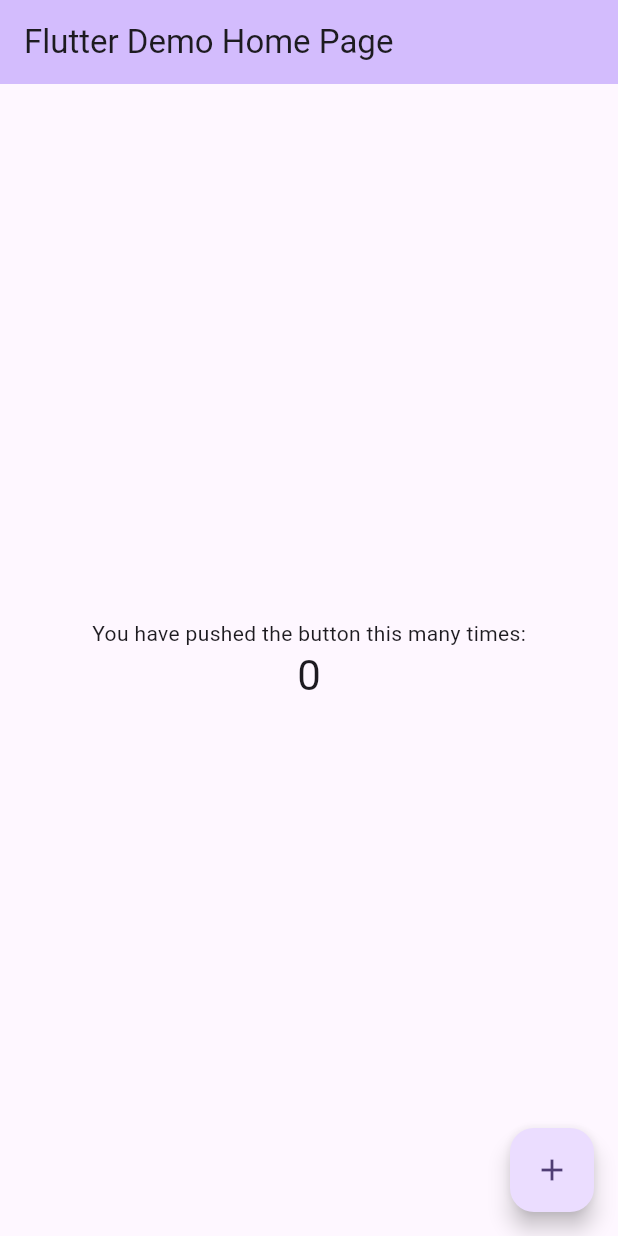
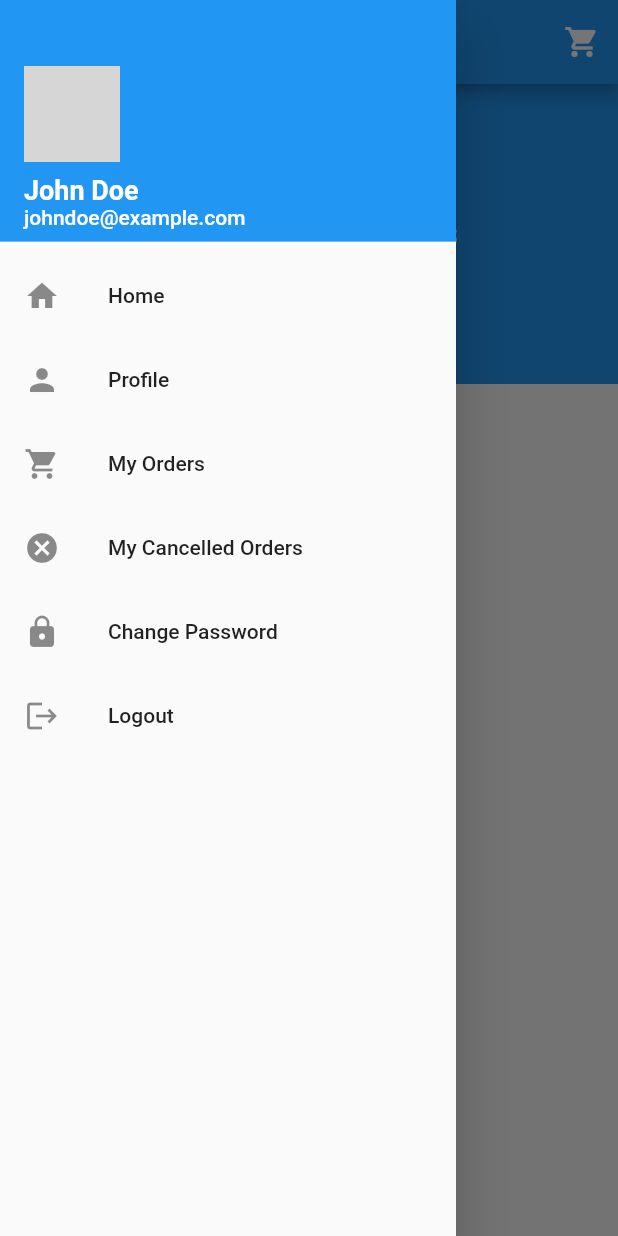
Before and after one commit to safiull/home-and-navigation-flutter, a Flutter app: the screen it shows after launch, with the side drawer open (before the commit the screen has no drawer), on a phone screen of 412 x 824 dp. Run offline on Flutter 3.47's test engine with Material 2 defaults, Android fonts, the light colour scheme and no system bars; grey boxes are pictures that could not be loaded.

Commit message:
Pages created with drawar

```diff
--- a/lib/main.dart
+++ b/lib/main.dart
@@ -1,125 +1,214 @@
 import 'package:flutter/material.dart';
 
 void main() {
-  runApp(const MyApp());
+  runApp(EcommerceApp());
 }
 
-class MyApp extends StatelessWidget {
-  const MyApp({super.key});
-
-  // This widget is the root of your application.
+class EcommerceApp extends StatelessWidget {
   @override
   Widget build(BuildContext context) {
     return MaterialApp(
-      title: 'Flutter Demo',
+      debugShowCheckedModeBanner: false,
       theme: ThemeData(
-        // This is the theme of your application.
-        //
-        // TRY THIS: Try running your application with "flutter run". You'll see
-        // the application has a blue toolbar. Then, without quitting the app,
-        // try changing the seedColor in the colorScheme below to Colors.green
-        // and then invoke "hot reload" (save your changes or press the "hot
-        // reload" button in a Flutter-supported IDE, or press "r" if you used
-        // the command line to start the app).
-        //
-        // Notice that the counter didn't reset back to zero; the application
-        // state is not lost during the reload. To reset the state, use hot
-        // restart instead.
-        //
-        // This works for code too, not just values: Most code changes can be
-        // tested with just a hot reload.
-        colorScheme: ColorScheme.fromSeed(seedColor: Colors.deepPurple),
-        useMaterial3: true,
+        primaryColor: Colors.blue,
       ),
-      home: const MyHomePage(title: 'Flutter Demo Home Page'),
+      home: EcommerceHomePage(),
+      routes: {
+        '/home': (context) => EcommerceHomePage(),
+        '/profile': (context) => ProfilePage(),
+        '/my_orders': (context) => MyOrdersPage(),
+        '/my_cancelled_orders': (context) => MyCancelledOrdersPage(),
+        '/change_password': (context) => ChangePasswordPage(),
+      },
     );
   }
 }
 
-class MyHomePage extends StatefulWidget {
-  const MyHomePage({super.key, required this.title});
-
-  // This widget is the home page of your application. It is stateful, meaning
-  // that it has a State object (defined below) that contains fields that affect
-  // how it looks.
-
-  // This class is the configuration for the state. It holds the values (in this
-  // case the title) provided by the parent (in this case the App widget) and
-  // used by the build method of the State. Fields in a Widget subclass are
-  // always marked "final".
-
-  final String title;
-
-  @override
-  State<MyHomePage> createState() => _MyHomePageState();
-}
-
-class _MyHomePageState extends State<MyHomePage> {
-  int _counter = 0;
-
-  void _incrementCounter() {
-    setState(() {
-      // This call to setState tells the Flutter framework that something has
-      // changed in this State, which causes it to rerun the build method below
-      // so that the display can reflect the updated values. If we changed
-      // _counter without calling setState(), then the build method would not be
-      // called again, and so nothing would appear to happen.
-      _counter++;
-    });
-  }
-
+class EcommerceHomePage extends StatelessWidget {
   @override
   Widget build(BuildContext context) {
-    // This method is rerun every time setState is called, for instance as done
-    // by the _incrementCounter method above.
-    //
-    // The Flutter framework has been optimized to make rerunning build methods
-    // fast, so that you can just rebuild anything that needs updating rather
-    // than having to individually change instances of widgets.
     return Scaffold(
       appBar: AppBar(
-        // TRY THIS: Try changing the color here to a specific color (to
-        // Colors.amber, perhaps?) and trigger a hot reload to see the AppBar
-        // change color while the other colors stay the same.
-        backgroundColor: Theme.of(context).colorScheme.inversePrimary,
-        // Here we take the value from the MyHomePage object that was created by
-        // the App.build method, and use it to set our appbar title.
-        title: Text(widget.title),
+        title: Text('E-Commerce App'),
+        actions: [
+          IconButton(
+            icon: Icon(Icons.shopping_cart),
+            onPressed: () {
+              // Navigate to the shopping cart page
+            },
+          ),
+        ],
       ),
-      body: Center(
-        // Center is a layout widget. It takes a single child and positions it
-        // in the middle of the parent.
+      drawer: DrawerWidget(),
+      body: SingleChildScrollView(
         child: Column(
-          // Column is also a layout widget. It takes a list of children and
-          // arranges them vertically. By default, it sizes itself to fit its
-          // children horizontally, and tries to be as tall as its parent.
-          //
-          // Column has various properties to control how it sizes itself and
-          // how it positions its children. Here we use mainAxisAlignment to
-          // center the children vertically; the main axis here is the vertical
-          // axis because Columns are vertical (the cross axis would be
-          // horizontal).
-          //
-          // TRY THIS: Invoke "debug painting" (choose the "Toggle Debug Paint"
-          // action in the IDE, or press "p" in the console), to see the
-          // wireframe for each widget.
-          mainAxisAlignment: MainAxisAlignment.center,
-          children: <Widget>[
-            const Text(
-              'You have pushed the button this many times:',
+          crossAxisAlignment: CrossAxisAlignment.stretch,
+          children: [
+            Container(
+              height: 200,
+              color: Colors.blue,
+              child: Center(
+                child: Text(
+                  'Featured Products',
+                  style: TextStyle(
+                    color: Colors.white,
+                    fontSize: 24,
+                    fontWeight: FontWeight.bold,
+                  ),
+                ),
+              ),
             ),
-            Text(
-              '$_counter',
-              style: Theme.of(context).textTheme.headlineMedium,
-            ),
+            // Rest of your content
           ],
         ),
       ),
-      floatingActionButton: FloatingActionButton(
-        onPressed: _incrementCounter,
-        tooltip: 'Increment',
-        child: const Icon(Icons.add),
-      ), // This trailing comma makes auto-formatting nicer for build methods.
     );
   }
 }
+
+class DrawerWidget extends StatelessWidget {
+  @override
+  Widget build(BuildContext context) {
+    return Drawer(
+      child: ListView(
+        padding: EdgeInsets.zero,
+        children: [
+          DrawerHeader(
+            decoration: BoxDecoration(
+              color: Colors.blue,
+            ),
+            child: Column(
+              crossAxisAlignment: CrossAxisAlignment.start,
+              mainAxisAlignment: MainAxisAlignment.end,
+              children: [
+                CircleAvatar(
+                  backgroundImage: AssetImage('assets/profile.jpg'),
+                  radius: 32,
+                ),
+                SizedBox(height: 8),
+                Text(
+                  'John Doe',
+                  style: TextStyle(
+                    color: Colors.white,
+                    fontSize: 18,
+                    fontWeight: FontWeight.bold,
+                  ),
+                ),
+                Text(
+                  'johndoe@example.com',
+                  style: TextStyle(
+                    color: Colors.white,
+                    fontSize: 14,
+                  ),
+                ),
+              ],
+            ),
+          ),
+          ListTile(
+            leading: Icon(Icons.home),
+            title: Text('Home'),
+            onTap: () {
+              Navigator.pop(context);
+              Navigator.pushNamed(context, '/home');
+            },
+          ),
+          ListTile(
+            leading: Icon(Icons.person),
+            title: Text('Profile'),
+            onTap: () {
+              Navigator.pop(context);
+              Navigator.pushNamed(context, '/profile');
+            },
+          ),
+          ListTile(
+            leading: Icon(Icons.shopping_cart),
+            title: Text('My Orders'),
+            onTap: () {
+              Navigator.pop(context);
+              Navigator.pushNamed(context, '/my_orders');
+            },
+          ),
+          ListTile(
+            leading: Icon(Icons.cancel),
+            title: Text('My Cancelled Orders'),
+            onTap: () {
+              Navigator.pop(context);
+              Navigator.pushNamed(context, '/my_cancelled_orders');
+            },
+          ),
+          ListTile(
+            leading: Icon(Icons.lock),
+            title: Text('Change Password'),
+            onTap: () {
+              Navigator.pop(context);
+              Navigator.pushNamed(context, '/change_password');
+            },
+          ),
+          ListTile(
+            leading: Icon(Icons.logout),
+            title: Text('Logout'),
+            onTap: () {
+              // Perform logout logic
+            },
+          ),
+        ],
+      ),
+    );
+  }
+}
+
+class ProfilePage extends StatelessWidget {
+  @override
+  Widget build(BuildContext context) {
+    return Scaffold(
+      appBar: AppBar(
+        title: Text('Profile'),
+      ),
+      body: Center(
+        child: Text('Profile Page'),
+      ),
+    );
+  }
+}
+
+class MyOrdersPage extends StatelessWidget {
+  @override
+  Widget build(BuildContext context) {
+    return Scaffold(
+      appBar: AppBar(
+        title: Text('My Orders'),
+      ),
+      body: Center(
+        child: Text('My Orders Page'),
+      ),
+    );
+  }
+}
+
+class MyCancelledOrdersPage extends StatelessWidget {
+  @override
+  Widget build(BuildContext context) {
+    return Scaffold(
+      appBar: AppBar(
+        title: Text('My Cancelled Orders'),
+      ),
+      body: Center(
+        child: Text('My Cancelled Orders Page'),
+      ),
+    );
+  }
+}
+
+class ChangePasswordPage extends StatelessWidget {
+  @override
+  Widget build(BuildContext context) {
+    return Scaffold(
+      appBar: AppBar(
+        title: Text('Change Password'),
+      ),
+      body: Center(
+        child: Text('Change Password Page'),
+      ),
+    );
+  }
+}
```
